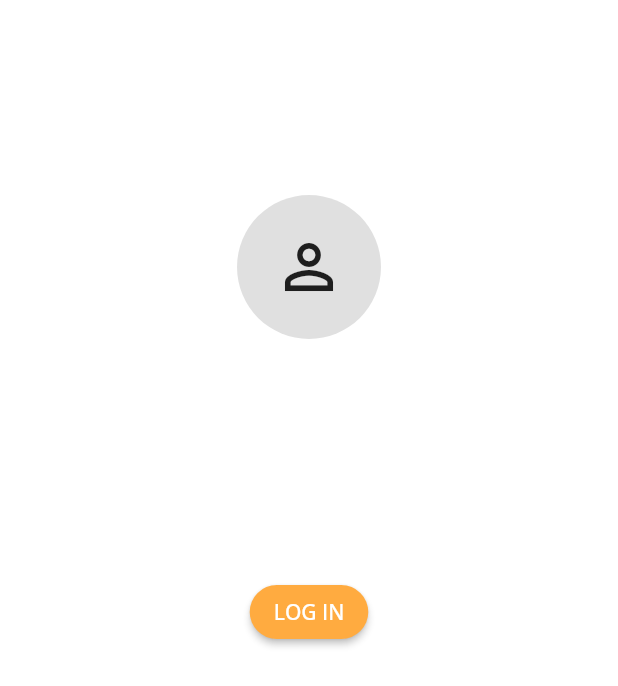
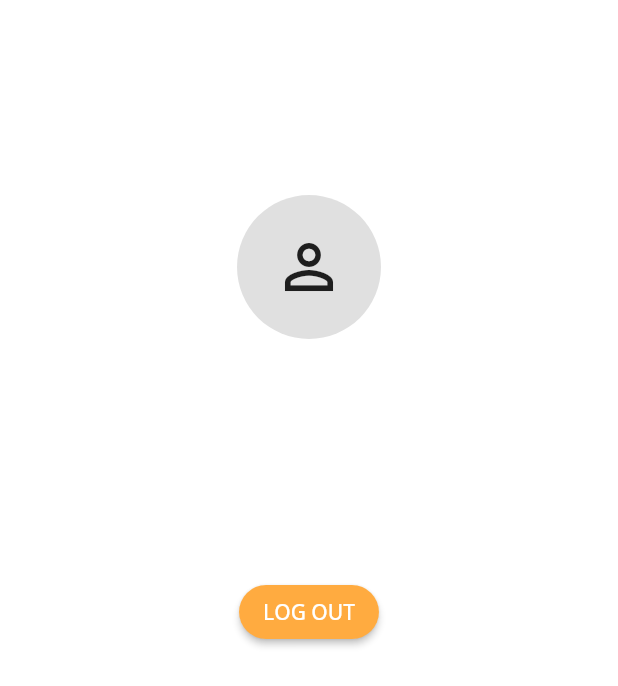
Before and after one commit to the-great-kraken/CatApp, a Flutter app: the ProfilePage screen opened directly, on a phone screen of 412 x 824 dp. Shown: the top 686 px of the screen. Run offline on Flutter 3.47's test engine with Material 2 defaults, Android fonts, the phone set to English and light mode, and no system bars; our stand-ins replace bloc, cached_network_image, equatable, firebase_auth, firebase_core, flutter_bloc and 6 more; missing offline and left inert: favorite_button, firebase_auth_platform_interface, flutter_facebook_auth, flutter_login_facebook, very_good_analysis; accounts and stored records are empty; network calls fail.

Commit message:
Update profile_page.dart

```diff
--- a/lib/screens/profile/profile_page.dart
+++ b/lib/screens/profile/profile_page.dart
@@ -38,7 +38,7 @@ class ProfilePage extends StatelessWidget {
                 onPressed: () => context.read<AppBloc>().add(
                   AppLogoutRequested(),
                 ),
-                child: const Text('LOG IN'),
+                child: const Text('LOG OUT'),
               ),
             ],
           ),
```
